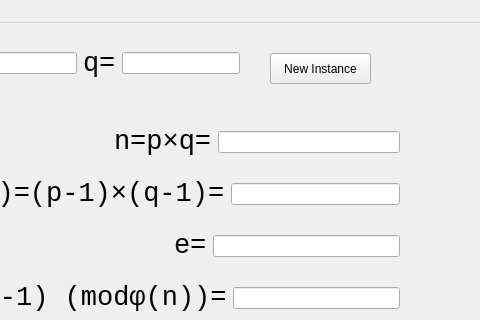
twosmi1e/RSAdemonstration, file UI/RSAMainUI.ui: the form before one commit; both pictures show x 100 to 580 and y 0 to 320 of the 580 by 523 pixel window.
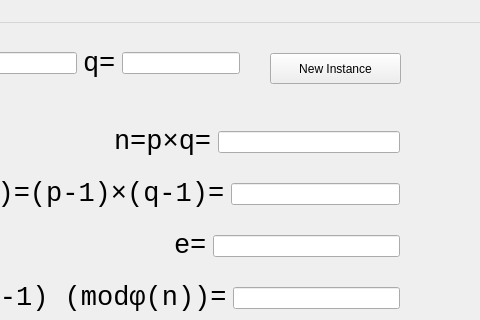
The form after the commit.

What changed in the file:
```diff
--- a/UI/RSAMainUI.ui
+++ b/UI/RSAMainUI.ui
@@ -289,7 +289,7 @@
      <rect>
       <x>370</x>
       <y>30</y>
-      <width>101</width>
+      <width>131</width>
       <height>31</height>
      </rect>
     </property>
```
Left out of the diff: 2 changed lines with no effect on the pictures.
